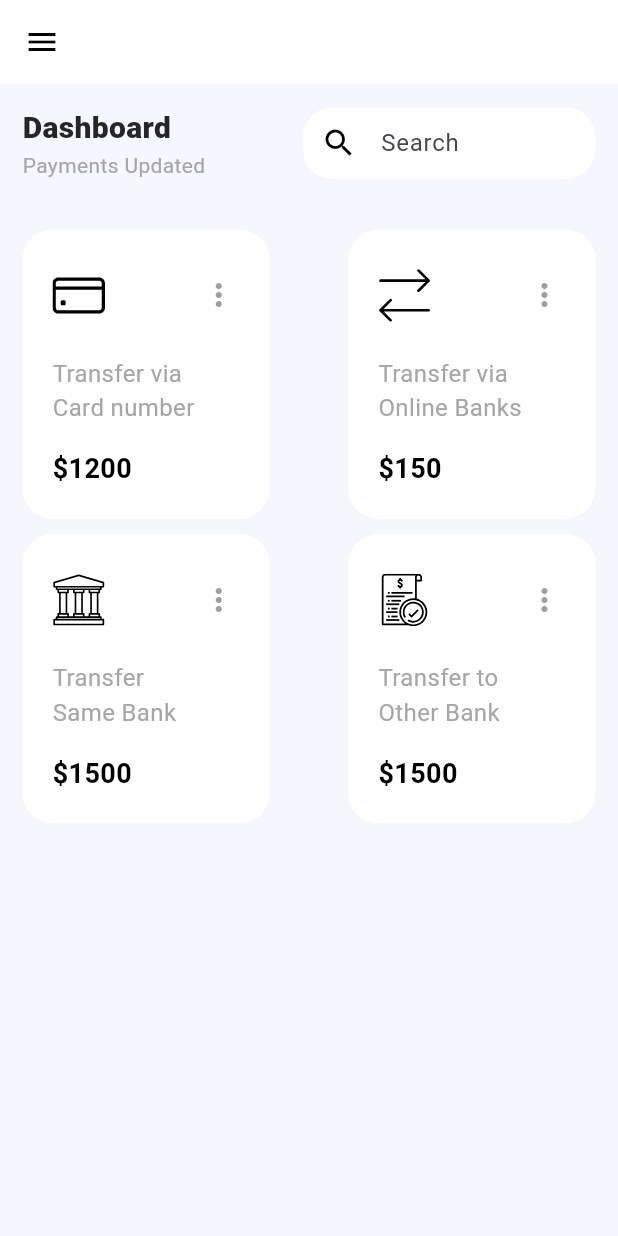
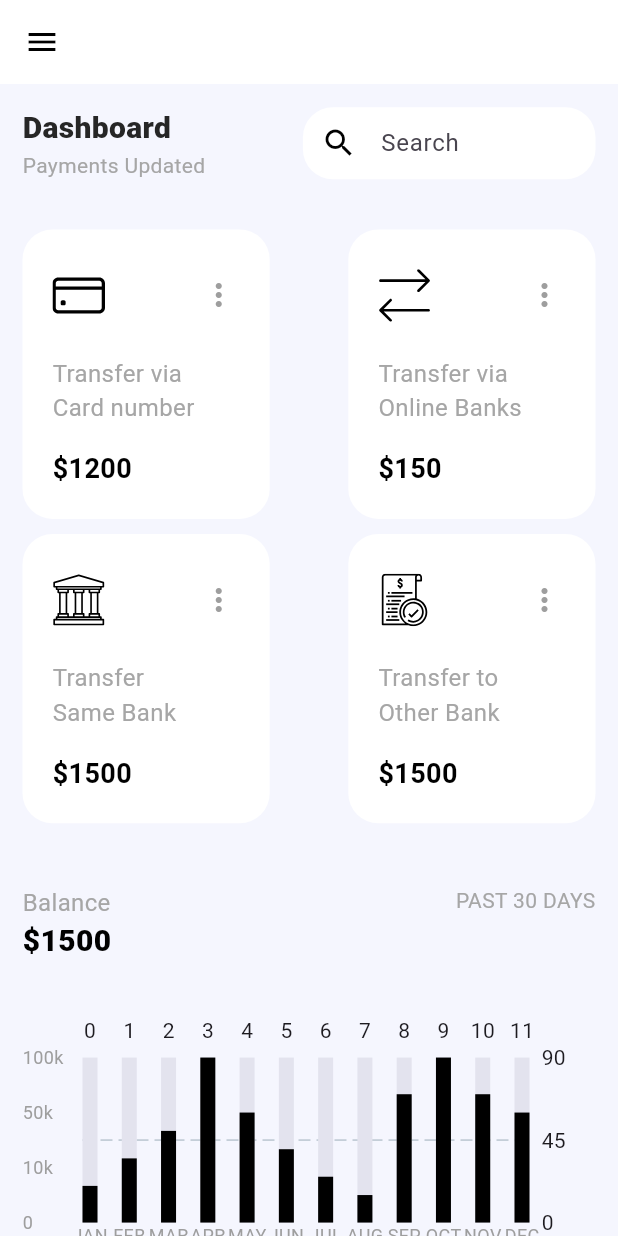
Before and after one commit to Jahid01234/Response_Dashboard_Design, a Flutter app: the screen it shows after launch, on a phone screen of 412 x 824 dp. Run offline on Flutter 3.47's test engine with Material 3 defaults, Android fonts, the phone set to English and light mode, and no system bars; drawn by our look-alikes of fl_chart; our stand-ins replace flutter_svg.

Commit message:
- add bar chart

```diff
--- a/lib/presentation/screen/dashboard_screen.dart
+++ b/lib/presentation/screen/dashboard_screen.dart
@@ -2,6 +2,7 @@ import 'package:flutter/material.dart';
 import 'package:responsive_dashboard/config/responsive.dart';
 import 'package:responsive_dashboard/config/size_config.dart';
 import 'package:responsive_dashboard/data/model/model.dart';
+import 'package:responsive_dashboard/presentation/widgets/bar_chart_representation.dart';
 import 'package:responsive_dashboard/presentation/widgets/header_parts.dart';
 import 'package:responsive_dashboard/presentation/widgets/side_drawer_menu.dart';
 import 'package:responsive_dashboard/presentation/widgets/transfer_info_card.dart';
@@ -79,6 +80,53 @@ class DashboardScreen extends StatelessWidget {
                           }).toList(),
                         ),
                       ),
+                      SizedBox(
+                        height: SizeConfig.blockSizeVertical * 5,
+                      ),
+                      // 3rd:- Balance and Past 30 days text section....
+                       Row(
+                        mainAxisAlignment: MainAxisAlignment.spaceBetween,
+                        crossAxisAlignment: CrossAxisAlignment.start,
+                        children: [
+                          Column(
+                            crossAxisAlignment: CrossAxisAlignment.start,
+                            children: [
+                              const Text(
+                                "Balance",
+                                style: TextStyle(
+                                  fontSize: 16,
+                                  color: MyAppColor.secondary,
+                                ),
+                              ),
+                              Text(
+                                "\$1500",
+                                style: TextStyle(
+                                  fontSize: Responsive.isDesktop(context) ?30:20,
+                                  color: Colors.black,
+                                  fontWeight: FontWeight.w800,
+                                ),
+                              ),
+                            ],
+                          ),
+                           Text(
+                            "PAST 30 DAYS",
+                            style: TextStyle(
+                              fontSize: Responsive.isDesktop(context) ?16:14,
+                              color: MyAppColor.secondary,
+                            ),
+                          ),
+                        ],
+                      ),
+                      SizedBox(
+                        height: SizeConfig.blockSizeVertical * 4,
+                      ),
+                      // 4th:- Bar chart representation section....
+                      const SizedBox(
+                        height: 180,
+                        child: BarChartRepresentation(),
+                      ),
+
+
                     ],
                   ),
                 ),
--- /dev/null
+++ b/lib/presentation/widgets/bar_chart_representation.dart
@@ -0,0 +1,130 @@
+import 'package:flutter/material.dart';
+import 'package:fl_chart/fl_chart.dart';
+import 'package:responsive_dashboard/config/responsive.dart';
+import 'package:responsive_dashboard/resources/color/my_app_color.dart';
+
+class BarChartRepresentation extends StatelessWidget {
+  const BarChartRepresentation({super.key});
+
+  @override
+  Widget build(BuildContext context) {
+    return BarChart(
+      duration: const Duration(milliseconds: 150),
+      curve: Curves.linear,
+      BarChartData(
+        barGroups: _generateBarGroups(context),
+        borderData: FlBorderData(show: false),
+        alignment: BarChartAlignment.spaceBetween,
+        gridData: const FlGridData(
+          drawVerticalLine: true,
+          verticalInterval: 30,
+        ),
+
+
+        titlesData: FlTitlesData(
+          leftTitles: AxisTitles(
+            sideTitles: SideTitles(
+              showTitles: true,
+              reservedSize: 40,
+              interval: 30,
+              getTitlesWidget: (value, meta) {
+                switch (value.toInt()) {
+                  case 0:
+                    return const Text(
+                        '0',
+                        style: TextStyle(fontSize: 12, color: Colors.grey),
+                    );
+                  case 30:
+                    return const Text(
+                        '10k',
+                        style: TextStyle(fontSize: 12, color: Colors.grey),
+                    );
+                  case 60:
+                    return const Text(
+                        '50k',
+                        style: TextStyle(fontSize: 12, color: Colors.grey),
+                    );
+                  case 90:
+                    return const Text(
+                        '100k',
+                        style: TextStyle(fontSize: 12, color: Colors.grey),
+                    );
+                  default:
+                    return const SizedBox.shrink();
+                }
+              },
+            ),
+          ),
+
+          bottomTitles: AxisTitles(
+            sideTitles: SideTitles(
+              showTitles: true,
+              reservedSize: 40,
+              getTitlesWidget: (value, meta) {
+                final months = [
+                  'JAN',
+                  'FEB',
+                  'MAR',
+                  'APR',
+                  'MAY',
+                  'JUN',
+                  'JUL',
+                  'AUG',
+                  'SEP',
+                  'OCT',
+                  'NOV',
+                  'DEC'
+                ];
+                if (value.toInt() >= 0 && value.toInt() < months.length) {
+                  return Text(
+                    months[value.toInt()],
+                      style: const TextStyle(fontSize: 12, color: Colors.grey),
+                  );
+                }
+                return const SizedBox.shrink();
+              },
+            ),
+          ),
+        ),
+      ),
+    );
+  }
+
+  // custom generateBarGroups..................
+  List<BarChartGroupData> _generateBarGroups(BuildContext context) {
+    final List<double> values = [
+      20,
+      35,
+      50,
+      90,
+      60,
+      40,
+      25,
+      15,
+      70,
+      90,
+      70,
+      60
+    ];
+    return List.generate(values.length, (index) {
+      return BarChartGroupData(
+        x: index,
+        barsSpace: 4,
+        barRods: [
+          BarChartRodData(
+            toY: values[index],
+            color: Colors.black,
+            width: Responsive.isDesktop(context) ? 40 : 10,
+            borderRadius: BorderRadius.zero,
+            backDrawRodData: BackgroundBarChartRodData(
+              show: true,
+              toY: 90,
+              color: MyAppColor.barBg,
+            ),
+          ),
+        ],
+      );
+    });
+  }
+
+}
--- a/pubspec.yaml
+++ b/pubspec.yaml
@@ -36,6 +36,7 @@ dependencies:
   # Use with the CupertinoIcons class for iOS style icons.
   cupertino_icons: ^1.0.6
   flutter_svg: ^2.0.10+1
+  fl_chart: ^0.69.2
 
 dev_dependencies:
   flutter_test:
```
Also changed, not shown: pubspec.lock.
